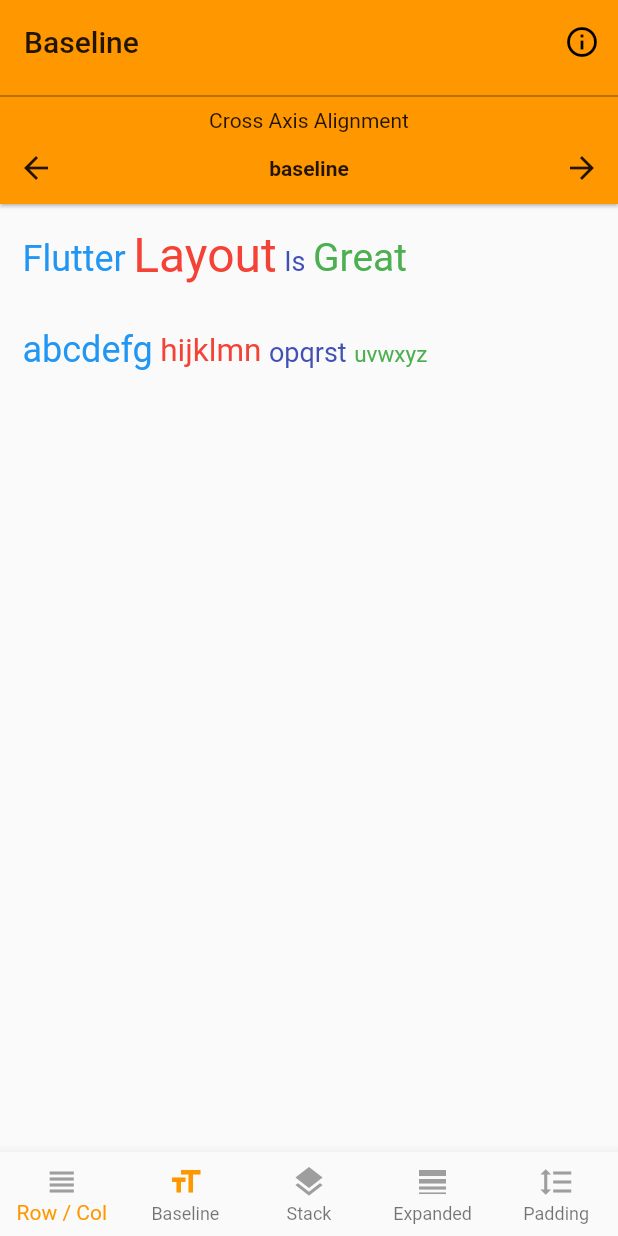
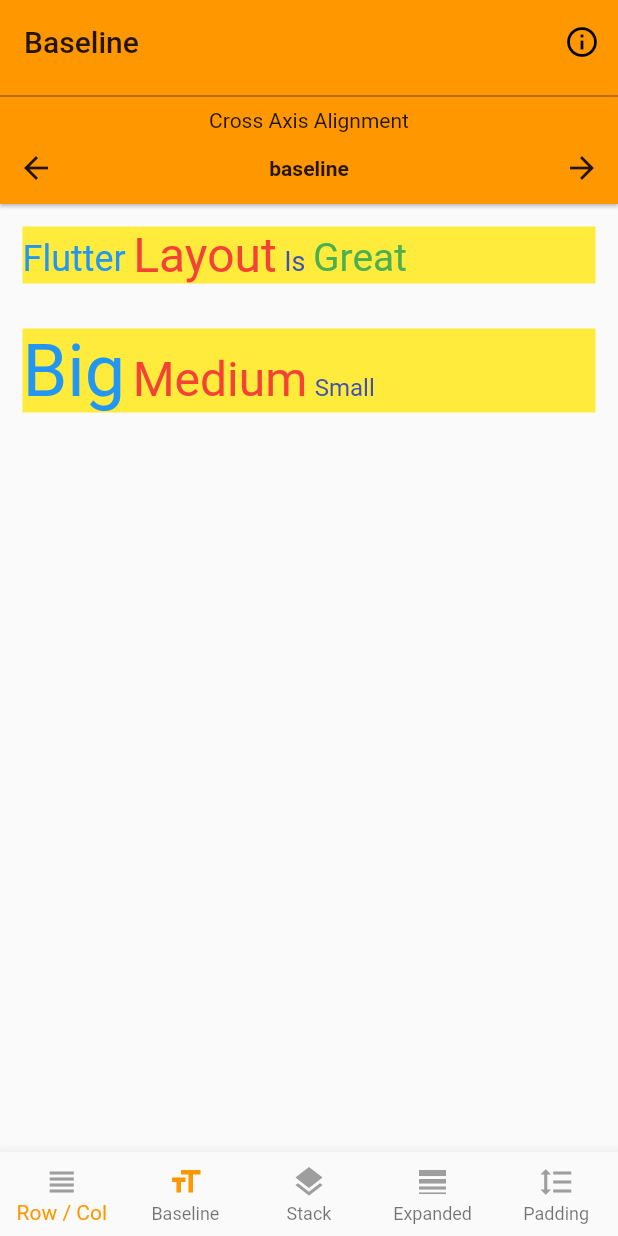
Before and after one commit to bizz84/layout-demo-flutter, a Flutter app: the screen it shows after launch, item 2 of the bottom bar chosen, on a phone screen of 412 x 824 dp. Run offline on Flutter 3.47's test engine with Material 2 defaults, Android fonts, the phone set to English and light mode, and no system bars.

Commit message:
Added coloured container for baseline example

```diff
--- a/lib/pages/baseline_page.dart
+++ b/lib/pages/baseline_page.dart
@@ -9,8 +9,8 @@ class BaselinePage extends StatefulWidget {
   @override
   State<StatefulWidget> createState() => BaselinePageState();
 }
+
 class BaselinePageState extends State<BaselinePage> {
-
   CrossAxisAlignment _crossAxisAlignment = CrossAxisAlignment.baseline;
 
   CrossAxisAlignment _crossAxisAlignmentFromIndex(int index) {
@@ -55,7 +55,9 @@ class BaselinePageState extends State<BaselinePage> {
   Widget _buildContent() {
     return Column(
       children: [
-        Row(
+        Container(
+          color: Colors.yellow,
+          child: Row(
             crossAxisAlignment: _crossAxisAlignment,
             textBaseline: TextBaseline.alphabetic,
             children: [
@@ -80,31 +82,30 @@ class BaselinePageState extends State<BaselinePage> {
               ),
             ],
           ),
+        ),
         SizedBox(height: 30.0),
-        Row(
-          crossAxisAlignment: CrossAxisAlignment.baseline,
+        Container(
+          color: Colors.yellow,
+          child: Row(
+            crossAxisAlignment: _crossAxisAlignment,
             textBaseline: TextBaseline.alphabetic,
             children: [
               Text(
-              'abcdefg',
-              style: TextStyle(fontSize: 24.0, color: Colors.blue),
+                'Big',
+                style: TextStyle(fontSize: 48.0, color: Colors.blue),
               ),
               SizedBox(width: 5.0),
               Text(
-              'hijklmn',
-              style: TextStyle(fontSize: 21.0, color: Colors.red),
+                'Medium',
+                style: TextStyle(fontSize: 32.0, color: Colors.red),
               ),
               SizedBox(width: 5.0),
               Text(
-              'opqrst',
-              style: TextStyle(fontSize: 18.0, color: Colors.indigo),
-            ),
-            SizedBox(width: 5.0),
-            Text(
-              'uvwxyz',
-              style: TextStyle(fontSize: 15.0, color: Colors.green),
+                'Small',
+                style: TextStyle(fontSize: 16.0, color: Colors.indigo),
               ),
             ],
+          ),
         ),
       ],
     );
@@ -115,5 +116,4 @@ class BaselinePageState extends State<BaselinePage> {
       onUpdateCrossAxisAlignment: _updateCrossAxisAlignment,
     );
   }
-
 }
```
Also changed, not shown: 1 other file. Lines whose indentation alone changed are shown as unchanged.
